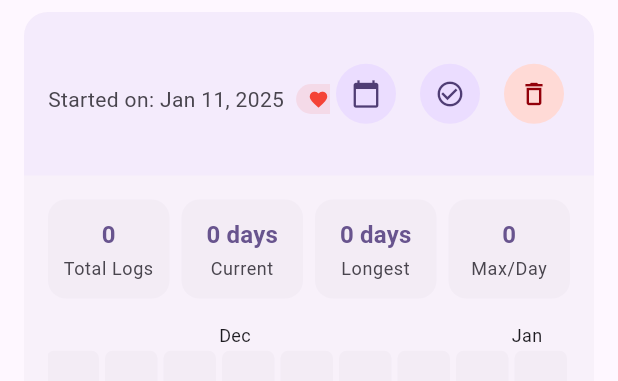
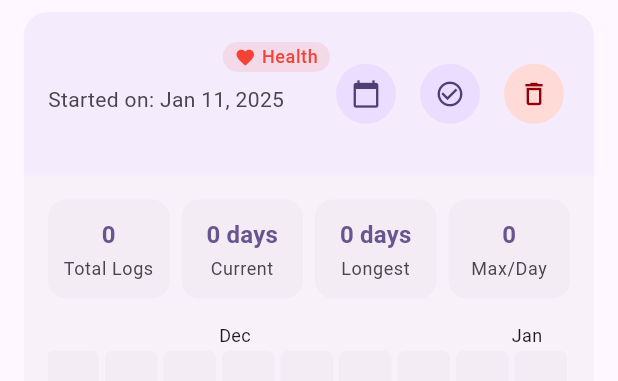
Before and after one commit to mrnithesh/streakbase, a Flutter app: the HabitHeatmap widget shown alone on an empty page, opened directly with empty values, on a phone screen of 412 x 824 dp. Shown: the top 381 px of the screen. Run offline on Flutter 3.47's test engine with Material 3 defaults, Android fonts, the phone set to English and light mode, and no system bars; drawn by our look-alikes of flutter_heatmap_calendar; our stand-ins replace sqflite; missing offline and left inert: habit_tracker; accounts and stored records are empty.

```diff
--- a/lib/widgets/habit_heatmap.dart
+++ b/lib/widgets/habit_heatmap.dart
@@ -74,22 +74,15 @@ class HabitHeatmap extends StatelessWidget {
                   child: Column(
                     crossAxisAlignment: CrossAxisAlignment.start,
                     children: [
-                      Text(
+                      Row(
+                        children: [
+                          Expanded(
+                            child: Text(
                               habit.name,
                               style: Theme.of(context).textTheme.titleLarge?.copyWith(
                                 fontWeight: FontWeight.bold,
                                 color: Theme.of(context).colorScheme.onSurface,
                               ),
-                      ),
-                      const SizedBox(height: 4),
-                      SingleChildScrollView(
-                        scrollDirection: Axis.horizontal,
-                        child: Row(
-                          children: [
-                            Text(
-                              'Started on: ${DateFormat('MMM d, y').format(habit.startDate ?? DateTime.now())}',
-                              style: Theme.of(context).textTheme.bodyMedium?.copyWith(
-                                color: Theme.of(context).colorScheme.onSurfaceVariant,
                             ),
                           ),
                           if (habit.category != null) ...[
@@ -121,6 +114,12 @@ class HabitHeatmap extends StatelessWidget {
                             ),
                           ],
                         ],
+                      ),
+                      const SizedBox(height: 4),
+                      Text(
+                        'Started on: ${DateFormat('MMM d, y').format(habit.startDate ?? DateTime.now())}',
+                        style: Theme.of(context).textTheme.bodyMedium?.copyWith(
+                          color: Theme.of(context).colorScheme.onSurfaceVariant,
                         ),
                       ),
                       if (habit.notes != null) ...[
```
Also changed, not shown: lib/screens/home_screen.dart (+49 -26 lines). Lines whose indentation alone changed are shown as unchanged.
